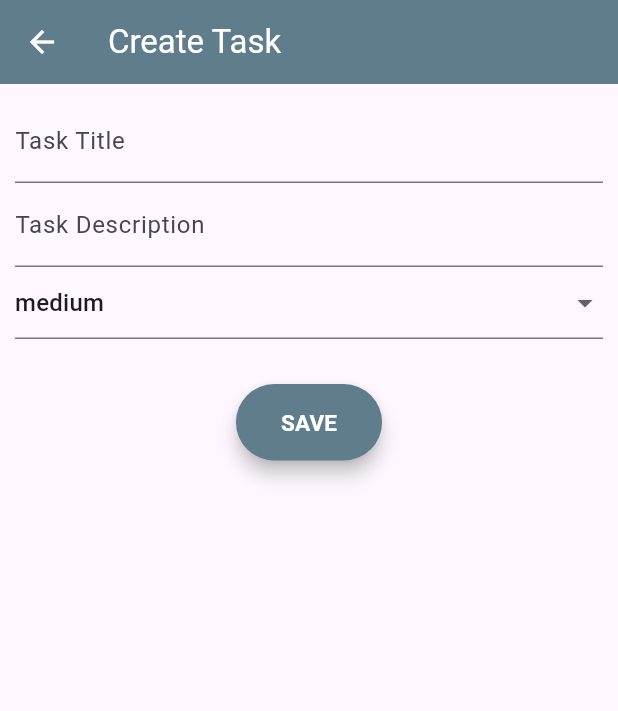
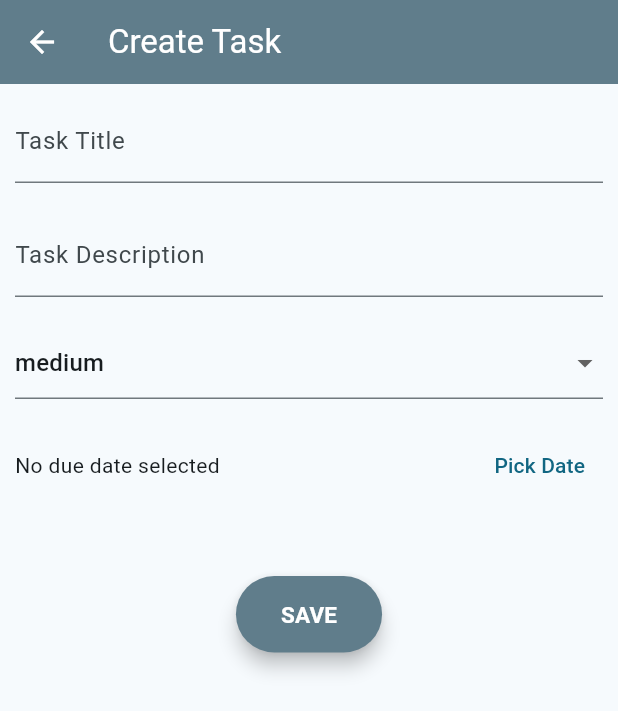
Before and after one commit to shyammca19/saigeware_task, a Flutter app: the screen it shows after launch, after a tap on the "add" icon, on a phone screen of 412 x 824 dp. Shown: the top 711 px of the screen. Run offline on Flutter 3.47's test engine with Material 3 defaults, Android fonts, the light colour scheme and no system bars; our stand-ins replace hive, hive_flutter; accounts and stored records are empty.

Commit message:
duedate added, duedate can be select when create task and also edit it

```diff
--- a/lib/data/task_model.dart
+++ b/lib/data/task_model.dart
@@ -20,12 +20,16 @@ class TaskModel {
   @HiveField(4)
   final bool isCompleted;
 
+  @HiveField(5)
+  final DateTime? dueDate;
+
   TaskModel({
     required this.id,
     required this.title,
     this.description,
     required this.priority,
     required this.isCompleted,
+    this.dueDate,
   });
 
   // Convert Model → Domain
@@ -36,6 +40,7 @@ class TaskModel {
       description: description,
       priority: TaskPriority.values[priority],
       isCompleted: isCompleted,
+      dueDate: dueDate,
     );
   }
 
@@ -47,6 +52,7 @@ class TaskModel {
       description: task.description,
       priority: task.priority.index,
       isCompleted: task.isCompleted,
+      dueDate: task.dueDate,
     );
   }
 }
--- a/lib/domain/task.dart
+++ b/lib/domain/task.dart
@@ -4,6 +4,7 @@ class Task {
   final String id;
   final String title;
   final String? description;
+  final DateTime? dueDate;
   final TaskPriority priority;
   final bool isCompleted;
 
@@ -11,6 +12,7 @@ class Task {
     required this.id,
     required this.title,
     this.description,
+    this.dueDate,
     required this.priority,
     this.isCompleted = false,
   });
@@ -18,6 +20,7 @@ class Task {
   Task copyWith({
     String? title,
     String? description,
+    DateTime? dueDate,
     TaskPriority? priority,
     bool? isCompleted,
   }) {
@@ -25,6 +28,7 @@ class Task {
       id: id,
       title: title ?? this.title,
       description: description ?? this.description,
+      dueDate: dueDate ?? this.dueDate,
       priority: priority ?? this.priority,
       isCompleted: isCompleted ?? this.isCompleted,
     );
--- a/lib/main.dart
+++ b/lib/main.dart
@@ -26,7 +26,7 @@ class MyApp extends StatelessWidget {
   Widget build(BuildContext context) {
     return MaterialApp(
       title: 'Saigeware Task',
-      theme: ThemeData(colorScheme: .fromSeed(seedColor: Colors.deepPurple)),
+      theme: ThemeData(colorScheme: .fromSeed(seedColor: Colors.blueGrey)),
       debugShowCheckedModeBanner: false,
       home: const HomePage(),
     );
--- a/lib/presentation/task_form_page.dart
+++ b/lib/presentation/task_form_page.dart
@@ -18,6 +18,7 @@ class _TaskFormPageState extends State<TaskFormPage> {
   final _titleController = TextEditingController();
   final _descController = TextEditingController();
   TaskPriority _priority = TaskPriority.medium;
+  DateTime? _dueDate;
 
   @override
   void initState() {
@@ -26,6 +27,7 @@ class _TaskFormPageState extends State<TaskFormPage> {
       _titleController.text = widget.task!.title;
       _descController.text = widget.task!.description ?? '';
       _priority = widget.task!.priority;
+      _dueDate = widget.task!.dueDate;
     }
   }
 
@@ -50,10 +52,12 @@ class _TaskFormPageState extends State<TaskFormPage> {
                 validator: (value) =>
                     value == null || value.isEmpty ? 'Required' : null,
               ),
+              SizedBox(height: 20),
               TextFormField(
                 controller: _descController,
                 decoration: InputDecoration(labelText: 'Task Description'),
               ),
+              SizedBox(height: 20),
               DropdownButtonFormField(
                 initialValue: _priority,
                 items: TaskPriority.values
@@ -61,7 +65,36 @@ class _TaskFormPageState extends State<TaskFormPage> {
                     .toList(),
                 onChanged: (value) => _priority = value!,
               ),
-              SizedBox(height: 30),
+              SizedBox(height: 20),
+              Row(
+                children: [
+                  Expanded(
+                    child: Text(
+                      _dueDate == null
+                          ? 'No due date selected'
+                          : 'Due: ${_dueDate!.toLocal().toString().split(' ')[0]}',
+                    ),
+                  ),
+                  TextButton(
+                    onPressed: () async {
+                      final picked = await showDatePicker(
+                        context: context,
+                        initialDate: _dueDate ?? DateTime.now(),
+                        firstDate: DateTime.now(),
+                        lastDate: DateTime(2100),
+                      );
+                      if (picked != null) {
+                        //print(picked);
+                        setState(() {
+                          _dueDate = picked;
+                        });
+                      }
+                    },
+                    child: const Text('Pick Date'),
+                  ),
+                ],
+              ),
+              SizedBox(height: 50),
               ElevatedButton(
                 onPressed: () {
                   if (_formKey.currentState!.validate()) {
@@ -70,11 +103,13 @@ class _TaskFormPageState extends State<TaskFormPage> {
                             title: _titleController.text,
                             description: _descController.text,
                             priority: _priority,
+                            dueDate: _dueDate,
                           )
                         : widget.task!.copyWith(
                             title: _titleController.text,
                             description: _descController.text,
                             priority: _priority,
+                            dueDate: _dueDate,
                           );
                     widget.task == null
                         ? provider.addTask(task)
--- a/lib/presentation/task_provider.dart
+++ b/lib/presentation/task_provider.dart
@@ -43,12 +43,14 @@ class TaskProvider extends ChangeNotifier {
   Task createTask({
     required String title,
     String? description,
+    DateTime? dueDate,
     required TaskPriority priority,
   }) {
     return Task(
       id: const Uuid().v4(),
       title: title,
       description: description,
+      dueDate: dueDate,
       priority: priority,
     );
   }
```
Also changed, not shown: lib/presentation/home_page.dart (+12 -5 lines), lib/data/task_model.g.dart.
